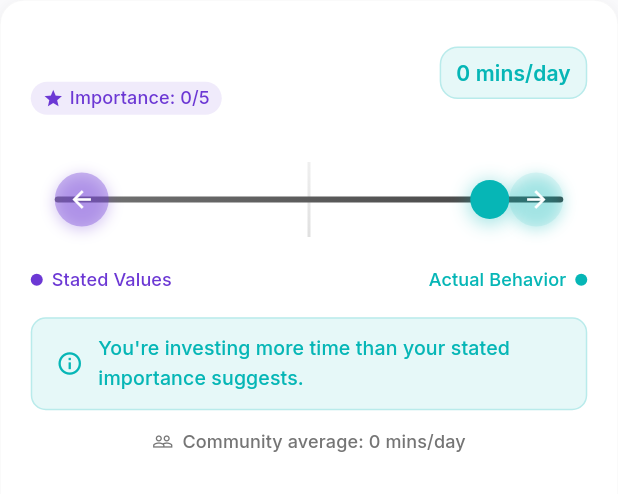
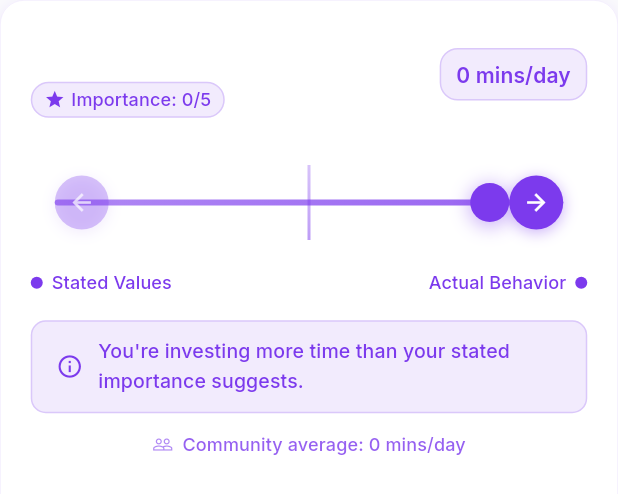
Before and after one commit to jwgillispie/tug, a Flutter app: the TugOfWarWidget widget shown alone on an empty page, opened directly with empty values, on a phone screen of 412 x 824 dp. Shown: the top 494 px of the screen. Run offline on Flutter 3.47's test engine with Material 3 defaults, Android fonts, the phone set to English and light mode, and no system bars; our stand-ins replace cloud_firestore, dio, equatable, firebase_auth, firebase_core, flutter_bloc and 5 more; accounts and stored records are empty; generated files the repository leaves out were written again; network calls fail.

Commit message:
adding icon

```diff
--- a/tug/lib/screens/auth/signup_screen.dart
+++ b/tug/lib/screens/auth/signup_screen.dart
@@ -194,13 +194,13 @@ class _SignUpScreenState extends State<SignUpScreen> {
                   ),
                   const SizedBox(height: 24),
                   TugTextField(
-                    label: 'One more time please :)',
+                    label: 'Can you do that one more time please :)',
                     hint: 'Confirm your password',
                     controller: _confirmPasswordController,
                     isPassword: true,
                     validator: (value) {
                       if (value == null || value.isEmpty) {
-                        return 'One more time please >:()';
+                        return 'One more time PLEASE!';
                       }
                       if (value != _passwordController.text) {
                         return 'Passwords aren\'t twinning';
@@ -292,7 +292,7 @@ class _SignUpScreenState extends State<SignUpScreen> {
                     mainAxisAlignment: MainAxisAlignment.center,
                     children: [
                       Text(
-                        'Already in?',
+                        'Already have an account?',
                         style: Theme.of(context).textTheme.bodyMedium,
                       ),
                       TextButton(
--- a/tug/lib/screens/progress/progress_screen.dart
+++ b/tug/lib/screens/progress/progress_screen.dart
@@ -363,8 +363,7 @@ class _ProgressScreenState extends State<ProgressScreen> {
 
                         if (values.isEmpty) {
                           return const Center(
-                            child: Text(
-                                'Hello? Values? Add some!'),
+                            child: Text('Hello? Values? Add some!'),
                           );
                         }
 
@@ -445,8 +444,9 @@ class _ProgressScreenState extends State<ProgressScreen> {
                                         activityData['minutes'] as int,
                                     communityAverage:
                                         activityData['community_avg'] as int,
-                                ),
-                              );
+                                    valueColor:
+                                        value.color, // Pass the value's color
+                                  ));
                             }).toList(),
 
                             const SizedBox(height: 16),
--- a/tug/lib/widgets/tug_of_war/tug_of_war_widget.dart
+++ b/tug/lib/widgets/tug_of_war/tug_of_war_widget.dart
@@ -7,6 +7,7 @@ class TugOfWarWidget extends StatefulWidget {
   final int statedImportance; // 1-5 scale
   final int actualBehavior; // Minutes spent
   final int communityAverage; // Community average minutes
+  final String valueColor; // Added parameter for the value's color
   final VoidCallback? onTap;
 
   const TugOfWarWidget({
@@ -15,6 +16,7 @@ class TugOfWarWidget extends StatefulWidget {
     required this.statedImportance,
     required this.actualBehavior,
     required this.communityAverage,
+    this.valueColor = '#7C3AED', // Default to purple if not provided
     this.onTap,
   }) : super(key: key);
 
@@ -26,6 +28,7 @@ class _TugOfWarWidgetState extends State<TugOfWarWidget> with SingleTickerProvid
   late AnimationController _animationController;
   late Animation<double> _positionAnimation;
   double _position = 0.0; // -1.0 to 1.0 where 0 is center
+  late Color _valueColor;
 
   @override
   void initState() {
@@ -39,6 +42,9 @@ class _TugOfWarWidgetState extends State<TugOfWarWidget> with SingleTickerProvid
       CurvedAnimation(parent: _animationController, curve: Curves.elasticOut),
     );
 
+    // Convert the hex color string to a Color object
+    _valueColor = _parseColor(widget.valueColor);
+
     _calculatePosition();
   }
 
@@ -47,8 +53,25 @@ class _TugOfWarWidgetState extends State<TugOfWarWidget> with SingleTickerProvid
     super.didUpdateWidget(oldWidget);
     if (oldWidget.statedImportance != widget.statedImportance ||
         oldWidget.actualBehavior != widget.actualBehavior ||
-        oldWidget.communityAverage != widget.communityAverage) {
+        oldWidget.communityAverage != widget.communityAverage ||
+        oldWidget.valueColor != widget.valueColor) {
+
+      // Update the color if it changed
+      if (oldWidget.valueColor != widget.valueColor) {
+        _valueColor = _parseColor(widget.valueColor);
+      }
+
       _calculatePosition();
+    }
+  }
+
+  // Helper method to parse hex color string to Color
+  Color _parseColor(String hexColor) {
+    try {
+      return Color(int.parse(hexColor.substring(1), radix: 16) + 0xFF000000);
+    } catch (e) {
+      // Return a default color if parsing fails
+      return TugColors.primaryPurple;
     }
   }
 
@@ -84,16 +107,6 @@ class _TugOfWarWidgetState extends State<TugOfWarWidget> with SingleTickerProvid
     super.dispose();
   }
 
-  Color _getMessageColor() {
-    if (_position < -0.4) {
-      return TugColors.primaryPurple;
-    } else if (_position > 0.4) {
-      return TugColors.secondaryTeal;
-    } else {
-      return const Color(0xFF34A853); // Success green
-    }
-  }
-
   String _getMessage() {
     if (_position < -0.4) {
       return "Your actions aren't matching your stated importance.";
@@ -104,14 +117,24 @@ class _TugOfWarWidgetState extends State<TugOfWarWidget> with SingleTickerProvid
     }
   }
 
-  // Calculate color intensity based on position
-  double _getColorIntensity(String side) {
-    if (side == 'stated' && _position <= 0) {
-      return 0.6 + ((_position.abs()) / 2.0);
-    } else if (side == 'actual' && _position >= 0) {
-      return 0.6 + ((_position.abs()) / 2.0);
+  // Calculate opacity for the handles
+  // Only the winning side gets full opacity
+  double _getHandleOpacity(String side) {
+    // For balanced position, both sides get decent opacity
+    if (_position.abs() < 0.1) {
+      return 0.7;
     }
-    return 0.6 - ((_position.abs()) / 4.0);
+
+    if (side == 'stated' && _position < 0) {
+      // Stated side is winning (negative position)
+      return 1.0;
+    } else if (side == 'actual' && _position > 0) {
+      // Actual side is winning (positive position)
+      return 1.0;
+    } else {
+      // This side is losing, reduce opacity
+      return 0.3;
+    }
   }
 
   @override
@@ -126,17 +149,13 @@ class _TugOfWarWidgetState extends State<TugOfWarWidget> with SingleTickerProvid
           borderRadius: BorderRadius.circular(16),
           boxShadow: [
             BoxShadow(
-              color: isDarkMode
-                  ? Colors.black.withOpacity(0.2)
-                  : Colors.black.withOpacity(0.06),
+              color: _valueColor.withOpacity(isDarkMode ? 0.2 : 0.1),
               blurRadius: 8,
               offset: const Offset(0, 2),
             ),
           ],
           border: Border.all(
-            color: isDarkMode
-                ? Colors.white.withOpacity(0.05)
-                : Colors.black.withOpacity(0.03),
+            color: _valueColor.withOpacity(0.1),
             width: 0.5,
           ),
         ),
@@ -155,10 +174,11 @@ class _TugOfWarWidgetState extends State<TugOfWarWidget> with SingleTickerProvid
                       children: [
                         Text(
                           widget.valueName,
-                          style: const TextStyle(
+                          style: TextStyle(
                             fontSize: 20,
                             fontWeight: FontWeight.bold,
                             letterSpacing: -0.5,
+                            color: _valueColor,
                           ),
                           overflow: TextOverflow.ellipsis,
                         ),
@@ -168,18 +188,19 @@ class _TugOfWarWidgetState extends State<TugOfWarWidget> with SingleTickerProvid
                             Container(
                               padding: const EdgeInsets.symmetric(horizontal: 8, vertical: 2),
                               decoration: BoxDecoration(
-                                color: TugColors.primaryPurple.withOpacity(isDarkMode ? 0.2 : 0.1),
+                                color: _valueColor.withOpacity(isDarkMode ? 0.2 : 0.1),
                                 borderRadius: BorderRadius.circular(12),
-                                border: isDarkMode
-                                    ? Border.all(color: TugColors.primaryPurple.withOpacity(0.2), width: 1)
-                                    : null,
+                                border: Border.all(
+                                  color: _valueColor.withOpacity(0.2),
+                                  width: 1
+                                ),
                               ),
                               child: Row(
                                 children: [
                                   Icon(
                                     Icons.star,
                                     size: 14,
-                                    color: TugColors.primaryPurple,
+                                    color: _valueColor,
                                   ),
                                   const SizedBox(width: 4),
                                   Text(
@@ -187,7 +208,7 @@ class _TugOfWarWidgetState extends State<TugOfWarWidget> with SingleTickerProvid
                                     style: TextStyle(
                                       fontSize: 12,
                                       fontWeight: FontWeight.w500,
-                                      color: TugColors.primaryPurple,
+                                      color: _valueColor,
                                     ),
                                   ),
                                 ],
@@ -201,10 +222,10 @@ class _TugOfWarWidgetState extends State<TugOfWarWidget> with SingleTickerProvid
                   Container(
                     padding: const EdgeInsets.symmetric(horizontal: 10, vertical: 6),
                     decoration: BoxDecoration(
-                      color: TugColors.secondaryTeal.withOpacity(isDarkMode ? 0.2 : 0.1),
+                      color: _valueColor.withOpacity(isDarkMode ? 0.2 : 0.1),
                       borderRadius: BorderRadius.circular(12),
                       border: Border.all(
-                        color: TugColors.secondaryTeal.withOpacity(isDarkMode ? 0.3 : 0.2),
+                        color: _valueColor.withOpacity(isDarkMode ? 0.3 : 0.2),
                         width: 1,
                       ),
                     ),
@@ -213,7 +234,7 @@ class _TugOfWarWidgetState extends State<TugOfWarWidget> with SingleTickerProvid
                       style: TextStyle(
                         fontSize: 14,
                         fontWeight: FontWeight.w600,
-                        color: TugColors.secondaryTeal,
+                        color: _valueColor,
                       ),
                     ),
                   ),
@@ -232,7 +253,7 @@ class _TugOfWarWidgetState extends State<TugOfWarWidget> with SingleTickerProvid
 
                     return Stack(
                       children: [
-                        // Center line with gradient
+                        // Center line with value color
                         Align(
                           alignment: Alignment.center,
                           child: Container(
@@ -243,19 +264,15 @@ class _TugOfWarWidgetState extends State<TugOfWarWidget> with SingleTickerProvid
                                 begin: Alignment.topCenter,
                                 end: Alignment.bottomCenter,
                                 colors: [
-                                  isDarkMode
-                                      ? Colors.grey.shade700.withOpacity(0.5)
-                                      : Colors.grey.shade300.withOpacity(0.5),
-                                  isDarkMode
-                                      ? Colors.grey.shade700
-                                      : Colors.grey.shade300,
+                                  _valueColor.withOpacity(0.3),
+                                  _valueColor.withOpacity(0.5),
                                 ],
                               ),
                             ),
                           ),
                         ),
 
-                        // Rope with subtle gradient
+                        // Rope with gradient matching the value color
                         Align(
                           alignment: Alignment.center,
                           child: Container(
@@ -263,15 +280,10 @@ class _TugOfWarWidgetState extends State<TugOfWarWidget> with SingleTickerProvid
                             margin: const EdgeInsets.symmetric(horizontal: 16),
                             decoration: BoxDecoration(
                               gradient: LinearGradient(
-                                colors: isDarkMode
-                                    ? [
-                                        Colors.grey.shade500,
-                                        Colors.grey.shade600,
-                                      ]
-                                    : [
-                                        Colors.grey.shade600,
-                                        Colors.grey.shade800,
-                                      ],
+                                colors: [
+                                  _valueColor.withOpacity(0.6),
+                                  _valueColor.withOpacity(0.8),
+                                ],
                               ),
                               borderRadius: BorderRadius.circular(2),
                             ),
@@ -288,19 +300,19 @@ class _TugOfWarWidgetState extends State<TugOfWarWidget> with SingleTickerProvid
                               width: 36,
                               height: 36,
                               decoration: BoxDecoration(
-                                color: TugColors.primaryPurple.withOpacity(_getColorIntensity('stated')),
+                                color: _valueColor.withOpacity(_getHandleOpacity('stated')),
                                 shape: BoxShape.circle,
                                 boxShadow: [
                                   BoxShadow(
-                                    color: TugColors.primaryPurple.withOpacity(isDarkMode ? 0.4 : 0.3),
+                                    color: _valueColor.withOpacity(_position < 0 ? 0.4 : 0.1),
                                     blurRadius: 8,
                                     offset: const Offset(0, 2),
                                   ),
                                 ],
                               ),
-                              child: const Icon(
+                              child: Icon(
                                 Icons.arrow_back,
-                                color: Colors.white,
+                                color: Colors.white.withOpacity(_position < 0 ? 1.0 : 0.7),
                                 size: 18,
                               ),
                             ),
@@ -317,26 +329,26 @@ class _TugOfWarWidgetState extends State<TugOfWarWidget> with SingleTickerProvid
                               width: 36,
                               height: 36,
                               decoration: BoxDecoration(
-                                color: TugColors.secondaryTeal.withOpacity(_getColorIntensity('actual')),
+                                color: _valueColor.withOpacity(_getHandleOpacity('actual')),
                                 shape: BoxShape.circle,
                                 boxShadow: [
                                   BoxShadow(
-                                    color: TugColors.secondaryTeal.withOpacity(isDarkMode ? 0.4 : 0.3),
+                                    color: _valueColor.withOpacity(_position > 0 ? 0.4 : 0.1),
                                     blurRadius: 8,
                                     offset: const Offset(0, 2),
                                   ),
                                 ],
                               ),
-                              child: const Icon(
+                              child: Icon(
                                 Icons.arrow_forward,
-                                color: Colors.white,
+                                color: Colors.white.withOpacity(_position > 0 ? 1.0 : 0.7),
                                 size: 18,
                               ),
                             ),
                           ),
                         ),
 
-                        // Center knot with shadow and animated glow effect
+                        // Center knot with shadow and animated position
                         Positioned(
                           left: MediaQuery.of(context).size.width / 2 - 16 + (position * MediaQuery.of(context).size.width / 4),
                           top: 0,
@@ -346,12 +358,11 @@ class _TugOfWarWidgetState extends State<TugOfWarWidget> with SingleTickerProvid
                               width: 26,
                               height: 26,
                               decoration: BoxDecoration(
-                                color: position < 0 ? TugColors.primaryPurple : TugColors.secondaryTeal,
+                                color: _valueColor,
                                 shape: BoxShape.circle,
                                 boxShadow: [
                                   BoxShadow(
-                                    color: (position < 0 ? TugColors.primaryPurple : TugColors.secondaryTeal)
-                                        .withOpacity(isDarkMode ? 0.6 : 0.4),
+                                    color: _valueColor.withOpacity(isDarkMode ? 0.6 : 0.4),
                                     blurRadius: 10,
                                     spreadRadius: 1,
                                     offset: const Offset(0, 2),
@@ -378,38 +389,38 @@ class _TugOfWarWidgetState extends State<TugOfWarWidget> with SingleTickerProvid
                       Container(
                         width: 8,
                         height: 8,
-                        decoration: const BoxDecoration(
-                          color: TugColors.primaryPurple,
+                        decoration: BoxDecoration(
+                          color: _valueColor,
                           shape: BoxShape.circle,
                         ),
                       ),
                       const SizedBox(width: 6),
-                      const Text(
+                      Text(
                         'Stated Values',
                         style: TextStyle(
                           fontSize: 12,
                           fontWeight: FontWeight.w500,
-                          color: TugColors.primaryPurple,
+                          color: _valueColor,
                         ),
                       ),
                     ],
                   ),
                   Row(
                     children: [
-                      const Text(
+                      Text(
                         'Actual Behavior',
                         style: TextStyle(
                           fontSize: 12,
                           fontWeight: FontWeight.w500,
-                          color: TugColors.secondaryTeal,
+                          color: _valueColor,
                         ),
                       ),
                       const SizedBox(width: 6),
                       Container(
                         width: 8,
                         height: 8,
-                        decoration: const BoxDecoration(
-                          color: TugColors.secondaryTeal,
+                        decoration: BoxDecoration(
+                          color: _valueColor,
                           shape: BoxShape.circle,
                         ),
                       ),
@@ -424,10 +435,10 @@ class _TugOfWarWidgetState extends State<TugOfWarWidget> with SingleTickerProvid
               Container(
                 padding: const EdgeInsets.symmetric(vertical: 10, horizontal: 16),
                 decoration: BoxDecoration(
-                  color: _getMessageColor().withOpacity(isDarkMode ? 0.15 : 0.1),
+                  color: _valueColor.withOpacity(isDarkMode ? 0.15 : 0.1),
                   borderRadius: BorderRadius.circular(10),
                   border: Border.all(
-                    color: _getMessageColor().withOpacity(isDarkMode ? 0.3 : 0.2),
+                    color: _valueColor.withOpacity(isDarkMode ? 0.3 : 0.2),
                     width: 1,
                   ),
                 ),
@@ -437,7 +448,7 @@ class _TugOfWarWidgetState extends State<TugOfWarWidget> with SingleTickerProvid
                       _position < -0.4
                           ? Icons.warning_amber_rounded
                           : (_position > 0.4 ? Icons.info_outline : Icons.check_circle),
-                      color: _getMessageColor(),
+                      color: _valueColor,
                       size: 18,
                     ),
                     const SizedBox(width: 10),
@@ -446,7 +457,7 @@ class _TugOfWarWidgetState extends State<TugOfWarWidget> with SingleTickerProvid
                         _getMessage(),
                         style: TextStyle(
                           fontSize: 13,
-                          color: _getMessageColor(),
+                          color: _valueColor,
                           fontWeight: FontWeight.w500,
                         ),
                       ),
@@ -463,14 +474,14 @@ class _TugOfWarWidgetState extends State<TugOfWarWidget> with SingleTickerProvid
                   Icon(
                     Icons.people_outline,
                     size: 14,
-                    color: isDarkMode ? Colors.grey.shade400 : Colors.grey.shade600,
+                    color: _valueColor.withOpacity(0.6),
                   ),
                   const SizedBox(width: 6),
                   Text(
                     'Community average: ${widget.communityAverage} mins/day',
                     style: TextStyle(
                       fontSize: 12,
-                      color: isDarkMode ? Colors.grey.shade400 : Colors.grey.shade600,
+                      color: _valueColor.withOpacity(0.8),
                       fontWeight: FontWeight.w500,
                     ),
                   ),
```
Also changed, not shown: tug/pubspec.yaml (+12 -0 lines), tug/assets/images/tug_logo.png (added), tug/pubspec.lock, 38 other files. Lines whose indentation alone changed are shown as unchanged.
